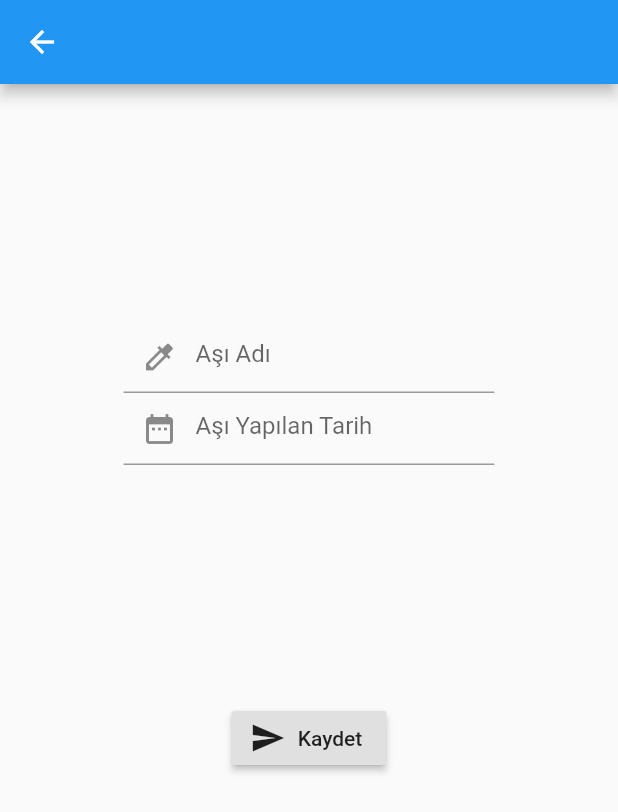
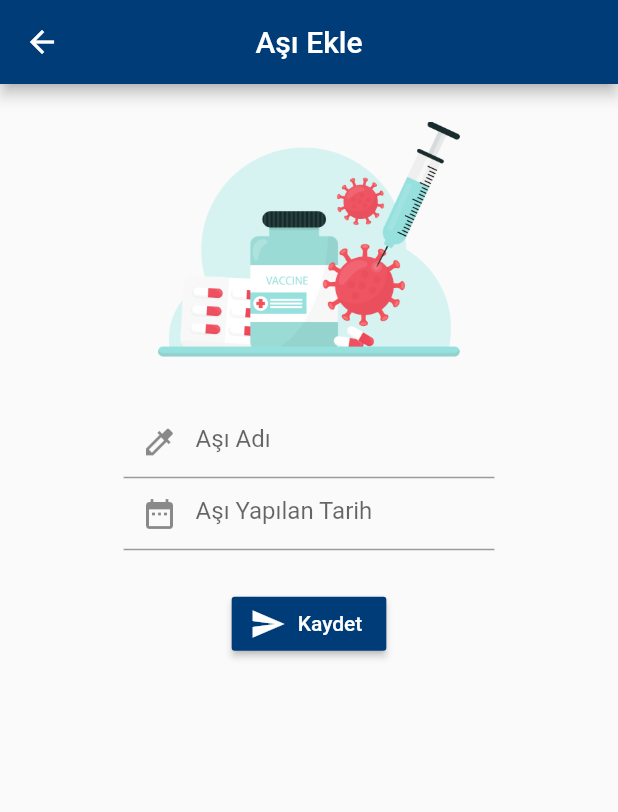
Before and after one commit to furkay/vetapp, a Flutter app: the VaccineAdd screen opened by its route, on a phone screen of 412 x 824 dp. Shown: the top 812 px of the screen. Run offline on Flutter 3.47's test engine with Material 2 defaults, Android fonts, the phone set to English and light mode, and no system bars; our stand-ins replace get_it; missing offline and left inert: mysql1; accounts and stored records are empty.

Commit message:
design added v2

```diff
--- a/lib/features/view/userviews/user_details.dart
+++ b/lib/features/view/userviews/user_details.dart
@@ -26,6 +26,7 @@
   Widget build(BuildContext context) {
     return Scaffold(
       appBar: AppBar(
+        backgroundColor: Color(0xFF003D78),
         title: Text("Üye Profili"),
         centerTitle: true,
       ),
--- a/lib/features/view/vaccineviews/vaccine_add_page.dart
+++ b/lib/features/view/vaccineviews/vaccine_add_page.dart
@@ -38,26 +38,28 @@
     //end
 
     return Scaffold(
-      appBar: AppBar(),
+      appBar: AppBar(
+        backgroundColor: Color(0xFF003D78),
+        centerTitle: true,
+        title: Text("Aşı Ekle"),
+      ),
       body: SingleChildScrollView(
         child: Column(
+          mainAxisAlignment: MainAxisAlignment.center,
+
           children: <Widget>[
-            Container(
-              height: dynamicHeight(0.5),
-              child: Column(
+            Padding(
+              padding: const EdgeInsets.all(25),
+              child: Image(image: AssetImage("assets/vaccine.png"),height: dynamicHeight(.2),),
+            ),
+            Column(
               mainAxisAlignment: MainAxisAlignment.center,
               children: children,
             ),
-            ),
-            RaisedButton.icon(
-              // onPressed: () {
-
-              //   VaccineDB().addVaccine(Vaccine(
-              //       petID: i,
-              //       vaccineDate: name.text,
-              //       vaccineName: date.text)).then((value) => Navigator.of(context).pop());
-
-              // },
+            Padding(
+              padding: const EdgeInsets.all(25),
+              child: RaisedButton.icon(
+                color: Color(0xFF003D78),
                 onPressed: () {
                   VaccineDB()
                       .addVaccine(Vaccine(
@@ -69,9 +71,9 @@
                     Navigator.of(context).pop();
                   });
                 },
-
-              icon: Icon(Icons.send),
-              label: Text("Kaydet"),
+                icon: Icon(Icons.send, color: Colors.white),
+                label: Text("Kaydet", style: TextStyle(color: Colors.white)),
+              ),
             )
           ],
         ),
```
Also changed, not shown: lib/features/view/homeviews/vet_home.dart (+43 -26 lines), lib/features/view/petviews/pet_tab.dart (+11 -13 lines), lib/features/view/treatmentviews/treatment_add_page.dart (+17 -8 lines), lib/features/view/treatmentviews/treatment_list_page.dart (+6 -11 lines), lib/features/view/vaccineviews/vaccine_list_page.dart (+6 -8 lines), assets/tret.png (added), assets/vaccine.png (added). Lines whose indentation alone changed are shown as unchanged.
